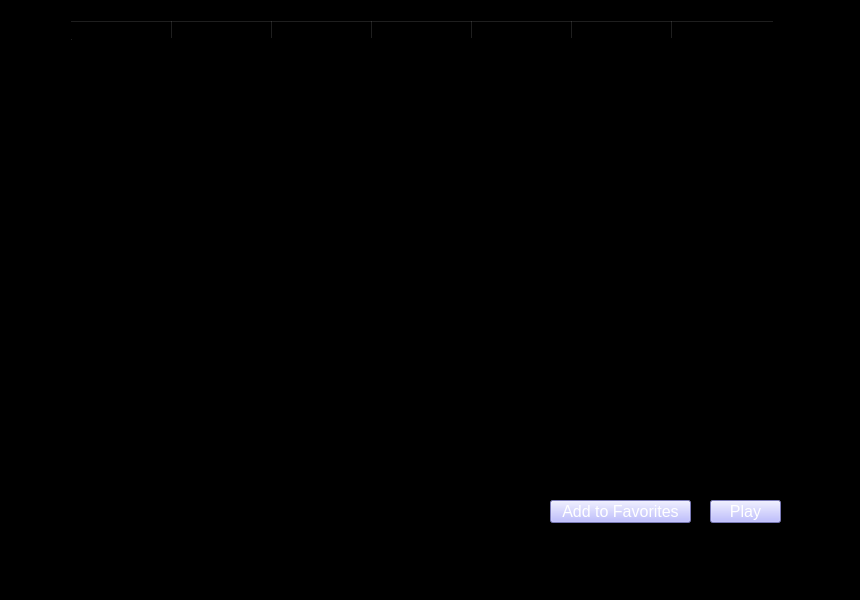
The window that MovieDescription.ui (JaveriaAzfar/CineFlix) describes before a commit, drawn with Qt 5.
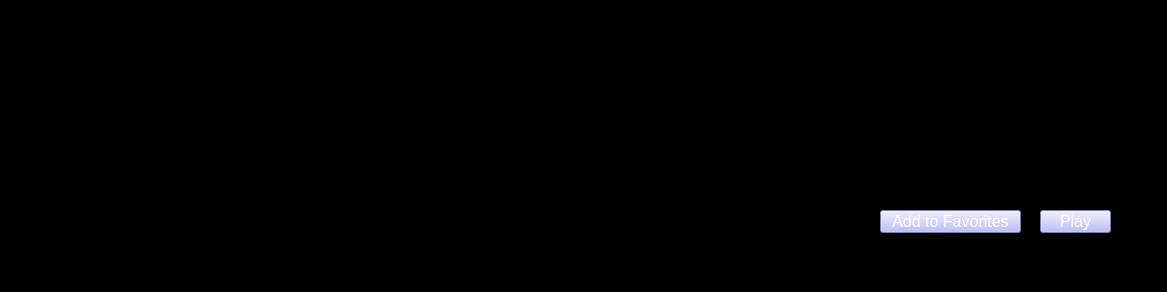
The same window after the commit.

Patch:
```diff
--- a/MovieDescription.ui
+++ b/MovieDescription.ui
@@ -6,8 +6,8 @@
    <rect>
     <x>0</x>
     <y>0</y>
-    <width>860</width>
-    <height>600</height>
+    <width>1167</width>
+    <height>292</height>
    </rect>
   </property>
   <property name="windowTitle">
@@ -24,56 +24,16 @@
      <rect>
       <x>70</x>
       <y>20</y>
-      <width>711</width>
-      <height>461</height>
+      <width>1041</width>
+      <height>161</height>
      </rect>
     </property>
-    <row>
-     <property name="text">
-      <string/>
-     </property>
-    </row>
-    <column>
-     <property name="text">
-      <string>Name</string>
-     </property>
-    </column>
-    <column>
-     <property name="text">
-      <string>IMBD</string>
-     </property>
-    </column>
-    <column>
-     <property name="text">
-      <string>Release Date</string>
-     </property>
-    </column>
-    <column>
-     <property name="text">
-      <string>Language</string>
-     </property>
-    </column>
-    <column>
-     <property name="text">
-      <string>Genre</string>
-     </property>
-    </column>
-    <column>
-     <property name="text">
-      <string>Crew</string>
-     </property>
-    </column>
-    <column>
-     <property name="text">
-      <string>Screening</string>
-     </property>
-    </column>
    </widget>
    <widget class="QPushButton" name="pushButton">
     <property name="geometry">
      <rect>
-      <x>550</x>
-      <y>500</y>
+      <x>880</x>
+      <y>210</y>
       <width>141</width>
       <height>23</height>
      </rect>
@@ -107,8 +67,8 @@
    <widget class="QPushButton" name="pushButton_2">
     <property name="geometry">
      <rect>
-      <x>710</x>
-      <y>500</y>
+      <x>1040</x>
+      <y>210</y>
       <width>71</width>
       <height>23</height>
      </rect>
```
Left out of the diff: 4 changed lines with no effect on the pictures.
